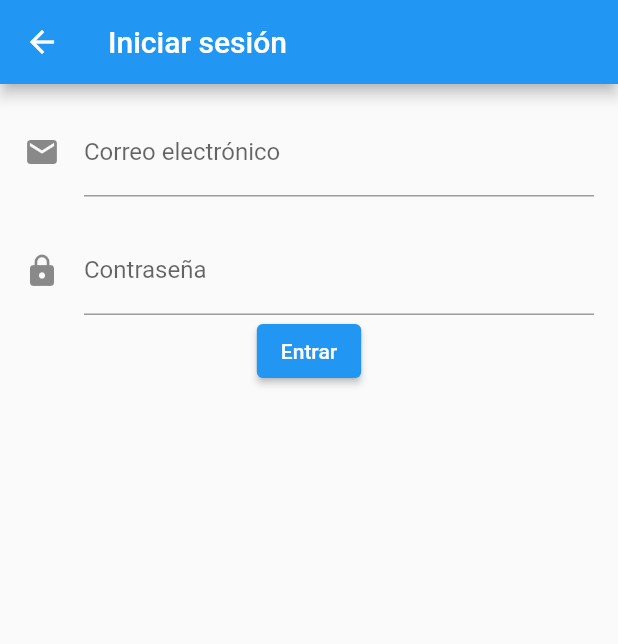
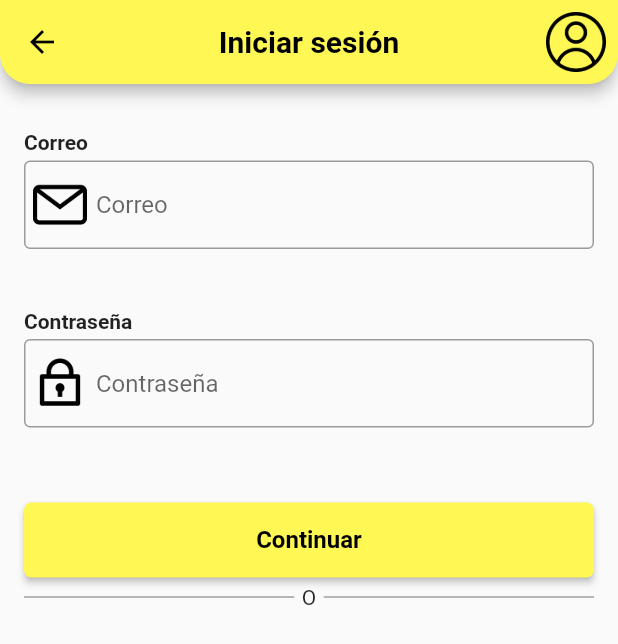
Before and after one commit to Jesus-fran/apprest, a Flutter app: the screen it shows after launch, after a tap on "Iniciar sesión", on a phone screen of 412 x 824 dp. Shown: the top 644 px of the screen. Run offline on Flutter 3.47's test engine with Material 2 defaults, Android fonts, the phone set to English and light mode, and no system bars.

Commit message:
Se corrigió un error en la pantalla al seleccionar un input (desborde)

```diff
--- a/lib/main.dart
+++ b/lib/main.dart
@@ -1,6 +1,6 @@
+import 'package:baseapp/vistas/register_rest.dart';
 import 'package:flutter/material.dart';
 import 'vistas/login_sesion.dart'; // Importamos la vista
-import 'vistas/register.dart';
 
 void main() => runApp(const MyApp());
 
@@ -12,7 +12,7 @@ class MyApp extends StatelessWidget {
     return MaterialApp(
       title: 'Mi aplicación',
       theme: ThemeData(
-        primarySwatch: Colors.blue,
+        primarySwatch: Colors.grey,
       ),
       home: const LoginPage(),
       debugShowCheckedModeBanner: false,
@@ -71,7 +71,7 @@ class LoginPageState extends State<LoginPage> {
                       Navigator.push(
                         context,
                         MaterialPageRoute(
-                            builder: (context) => const LoginInputPage()),
+                            builder: (context) => const LoginUser()),
                       );
                     },
                     style: OutlinedButton.styleFrom(
@@ -102,7 +102,7 @@ class LoginPageState extends State<LoginPage> {
                       // ir a vista de registro
                       Navigator.push(
                         context,
-                        MaterialPageRoute(builder: (context) => const RegisterPage()),
+                        MaterialPageRoute(builder: (context) => const RegisterRest()),
                       );
                     },
                     style: OutlinedButton.styleFrom(
--- a/lib/vistas/login_sesion.dart
+++ b/lib/vistas/login_sesion.dart
@@ -1,40 +1,145 @@
 import 'package:flutter/material.dart';
 
-class LoginInputPage extends StatelessWidget {
-  const LoginInputPage({super.key});
+class LoginUser extends StatefulWidget {
+  const LoginUser({super.key});
+
+  @override
+  LoginUserState createState() => LoginUserState();
+}
+
+class LoginUserState extends State<LoginUser> {
+  final TextEditingController _nameController = TextEditingController();
+  final TextEditingController _emailController = TextEditingController();
+  final TextEditingController _passwordController = TextEditingController();
+
+  void _login() {
+    final name = _nameController.text;
+    final email = _emailController.text;
+    final password = _passwordController.text;
+
+    print("Nombre: $name");
+    print("Correo: $email");
+    print("Contraseña: $password");
+  }
 
   @override
   Widget build(BuildContext context) {
     return Scaffold(
       appBar: AppBar(
-        title: const Text('Iniciar sesión'),
+        backgroundColor: const Color(0xFFFFF854),
+        title: const Text(
+          'Iniciar sesión',
+          textAlign: TextAlign.center,
+          style: TextStyle(color: Colors.black, fontWeight: FontWeight.bold),
+        ),
+        leading: IconButton(
+          icon: const Icon(Icons.arrow_back, color: Colors.black),
+          onPressed: () {
+            Navigator.pop(context);
+          },
+        ),
+        centerTitle: true,
+        actions: [
+          Padding(
+            padding: const EdgeInsets.all(8.0),
+            child: Image.asset('assets/usuario.png', width: 40),
+          ),
+        ],
+        shape: const RoundedRectangleBorder(
+          borderRadius: BorderRadius.only(
+            bottomLeft: Radius.circular(20),
+            bottomRight: Radius.circular(20),
+          ),
+        ),
       ),
-      body: Padding(
-        padding: const EdgeInsets.all(16.0),
-        child: Column(
-          children: <Widget>[
-            const TextField(
-              decoration: InputDecoration(
-                labelText: 'Correo electrónico',
-                icon: Icon(Icons.email),
+      body: SingleChildScrollView(
+        child: Padding(
+          padding: const EdgeInsets.all(16),
+          child: Column(
+            mainAxisSize: MainAxisSize.min,
+            crossAxisAlignment: CrossAxisAlignment.start,
+            children: [
+              const SizedBox(height: 15),
+              const Text('Correo',
+                  style: TextStyle(fontWeight: FontWeight.bold)),
+              const SizedBox(height: 4.0),
+              TextField(
+                controller: _emailController,
+                keyboardType: TextInputType.emailAddress,
+                decoration: InputDecoration(
+                  prefixIcon: Padding(
+                    padding: const EdgeInsets.all(6),
+                    child:
+                        Image.asset('assets/correo.png', width: 20, height: 20),
+                  ),
+                  hintText: "Correo",
+                  border: const OutlineInputBorder(),
+                ),
               ),
-              keyboardType: TextInputType.emailAddress,
-            ),
-            const SizedBox(height: 20),
-            const TextField(
-              decoration: InputDecoration(
-                labelText: 'Contraseña',
-                icon: Icon(Icons.lock),
+              const SizedBox(height: 40),
+              const Text('Contraseña',
+                  style: TextStyle(fontWeight: FontWeight.bold)),
+              const SizedBox(height: 4.0),
+              TextField(
+                controller: _passwordController,
+                obscureText: true,
+                decoration: InputDecoration(
+                  prefixIcon: Padding(
+                    padding: const EdgeInsets.all(6),
+                    child: Image.asset('assets/password.png',
+                        width: 20, height: 20),
+                  ),
+                  hintText: "Contraseña",
+                  border: const OutlineInputBorder(),
+                ),
               ),
-              obscureText: true,
-            ),
-            ElevatedButton(
-              child: const Text('Entrar'),
-              onPressed: () {
-                // Aquí agregarías la lógica para manejar el inicio de sesión.
-              },
-            ),
-          ],
+              const SizedBox(height: 50),
+              ConstrainedBox(
+                constraints:
+                    const BoxConstraints.tightFor(height: 50, width: 500),
+                child: ElevatedButton(
+                  onPressed: _login,
+                  style: ButtonStyle(
+                    backgroundColor: MaterialStateProperty.all<Color>(
+                        const Color(0xFFFFF854)),
+                    shape: MaterialStateProperty.all<RoundedRectangleBorder>(
+                      RoundedRectangleBorder(
+                        borderRadius: BorderRadius.circular(5),
+                      ),
+                    ),
+                  ),
+                  child: const Text(
+                    "Continuar",
+                    style: TextStyle(
+                        color: Colors.black,
+                        fontSize: 16,
+                        fontWeight: FontWeight.bold),
+                  ),
+                ),
+              ),
+              const SizedBox(height: 5),
+              Row(
+                mainAxisAlignment: MainAxisAlignment.center,
+                children: [
+                  Expanded(
+                    child: Container(
+                      color: Colors.grey,
+                      height: 1,
+                      margin: const EdgeInsets.only(right: 5),
+                    ),
+                  ),
+                  const Text("O"),
+                  Expanded(
+                    child: Container(
+                      color: Colors.grey,
+                      height: 1,
+                      margin: const EdgeInsets.only(left: 5),
+                    ),
+                  ),
+                ],
+              ),
+            ],
+          ),
         ),
       ),
     );
--- a/lib/vistas/register_rest.dart
+++ b/lib/vistas/register_rest.dart
@@ -51,27 +51,30 @@ class RegisterRestState extends State<RegisterRest> {
           ),
         ),
       ),
-      body: Padding(
+      body: SingleChildScrollView(
+        child: Padding(
           padding: const EdgeInsets.all(16),
           child: Column(
             crossAxisAlignment: CrossAxisAlignment.start,
             children: [
-            const Text('Nombre', style: TextStyle(fontWeight: FontWeight.bold)),
+              const Text('Nombre',
+                  style: TextStyle(fontWeight: FontWeight.bold)),
               const SizedBox(height: 4.0),
               TextField(
                 controller: _nameController,
                 decoration: InputDecoration(
                   prefixIcon: Padding(
                     padding: const EdgeInsets.all(6),
-                  child:
-                      Image.asset('assets/usuario2.png', width: 20, height: 20),
+                    child: Image.asset('assets/usuario2.png',
+                        width: 20, height: 20),
                   ),
                   hintText: "Nombre",
                   border: const OutlineInputBorder(),
                 ),
               ),
               const SizedBox(height: 8),
-            const Text('Correo', style: TextStyle(fontWeight: FontWeight.bold)),
+              const Text('Correo',
+                  style: TextStyle(fontWeight: FontWeight.bold)),
               const SizedBox(height: 4.0),
               TextField(
                 controller: _emailController,
@@ -87,7 +90,8 @@ class RegisterRestState extends State<RegisterRest> {
                 ),
               ),
               const SizedBox(height: 8),
-            const Text('Contraseña', style: TextStyle(fontWeight: FontWeight.bold)),
+              const Text('Contraseña',
+                  style: TextStyle(fontWeight: FontWeight.bold)),
               const SizedBox(height: 4.0),
               TextField(
                 controller: _passwordController,
@@ -95,8 +99,8 @@ class RegisterRestState extends State<RegisterRest> {
                 decoration: InputDecoration(
                   prefixIcon: Padding(
                     padding: const EdgeInsets.all(6),
-                  child:
-                      Image.asset('assets/password.png', width: 20, height: 20),
+                    child: Image.asset('assets/password.png',
+                        width: 20, height: 20),
                   ),
                   hintText: "Contraseña",
                   border: const OutlineInputBorder(),
@@ -104,12 +108,13 @@ class RegisterRestState extends State<RegisterRest> {
               ),
               const SizedBox(height: 10),
               ConstrainedBox(
-              constraints: const BoxConstraints.tightFor(height: 50, width: 500),
+                constraints:
+                    const BoxConstraints.tightFor(height: 50, width: 500),
                 child: ElevatedButton(
                   onPressed: _register,
                   style: ButtonStyle(
-                  backgroundColor:
-                      MaterialStateProperty.all<Color>(const Color(0xFFFF626B)),
+                    backgroundColor: MaterialStateProperty.all<Color>(
+                        const Color(0xFFFF626B)),
                     shape: MaterialStateProperty.all<RoundedRectangleBorder>(
                       RoundedRectangleBorder(
                         borderRadius: BorderRadius.circular(5),
@@ -149,6 +154,7 @@ class RegisterRestState extends State<RegisterRest> {
             ],
           ),
         ),
+      ),
     );
   }
 }
```
Lines whose indentation alone changed are shown as unchanged.
